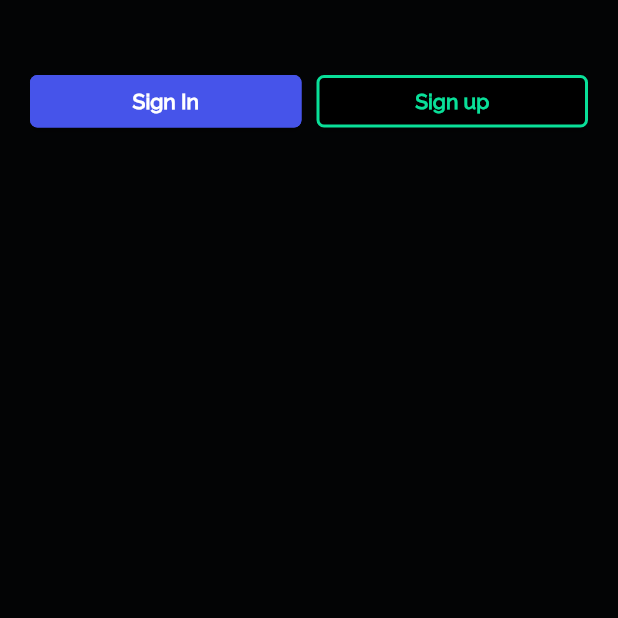
After one commit to cuongdang1998/zporter_preview, a Flutter app: the screen it shows after launch, on a phone screen of 412 x 824 dp, the top half of it. The commit adds this screen. Run offline on Flutter 3.47's test engine with Material 2 defaults, Android fonts, the phone set to English and light mode, and no system bars; our stand-ins replace bloc, dio, dropdown_search, equatable, fl_chart, flutter_bloc and 7 more; generated files the repository leaves out were written again.

Commit message:
implement common button app

```diff
--- a/lib/main.dart
+++ b/lib/main.dart
@@ -74,7 +74,7 @@ class _MyAppState extends State<MyApp> {
         // ],
         navigatorKey: NavigationUtil.rootKey,
         debugShowCheckedModeBanner: false,
-        initialRoute: RouteDefine.SettingScreen.name,
+        initialRoute: RouteDefine.WalkThroughScreen.name,
         onGenerateRoute: AppRouting.generateRoute,
         theme: AppTheme.lightTheme,
         darkTheme: AppTheme.darkTheme,
--- a/lib/presentation/setting/ui/account/widget/widget_font_back_button.dart
+++ b/lib/presentation/setting/ui/account/widget/widget_font_back_button.dart
@@ -36,7 +36,7 @@ class _FontBackButtonState extends State<FontBackButton> {
       height: 33,
       width: 130,
       decoration: BoxDecoration(
-        color: AppColors.greyColor,
+        color: AppColors.blackColor,
         borderRadius: BorderRadius.circular(30),
       ),
       child: Row(
--- a/lib/presentation/setting/ui/widget/widget_common_slider.dart
+++ b/lib/presentation/setting/ui/widget/widget_common_slider.dart
@@ -22,7 +22,7 @@ class CommonSlider extends StatefulWidget {
     this.maxValue = 100,
     List<String>? levelList,
     required this.onChange,
-    this.measureUnit = '%',
+    this.measureUnit = '',
   })  : this.levelList = levelList ?? [],
         this.minValue = minValue ?? 0,
         this.currentSliderValue = currentSliderValue ?? minValue ?? 0,
--- /dev/null
+++ b/lib/presentation/walk_through/ui/screen_walk_through.dart
@@ -0,0 +1,45 @@
+import 'package:flutter/material.dart';
+import 'package:zporter_preview/config/colors.dart';
+
+import 'widget/widget_button_common.dart';
+
+class WalkThroughScreen extends StatelessWidget {
+  @override
+  Widget build(BuildContext context) {
+    return Scaffold(
+      backgroundColor: AppColors.blackColor,
+      body: Container(
+        margin: EdgeInsets.only(top: 50, left: 20, right: 20),
+        child: Column(
+          children: [
+            Row(
+              children: [
+                Expanded(
+                  child: AppCommonButton(
+                    heightButton: 35,
+                    textButton: 'Sign In',
+                    onPress: () {},
+                  ),
+                ),
+                SizedBox(
+                  width: 10,
+                ),
+                Expanded(
+                  child: AppCommonButton(
+                    widthButton: double.infinity,
+                    heightButton: 35,
+                    borderColor: AppColors.greenColor,
+                    backgroundColor: AppColors.black,
+                    textColor: AppColors.greenColor,
+                    textButton: 'Sign up',
+                    onPress: () {},
+                  ),
+                ),
+              ],
+            ),
+          ],
+        ),
+      ),
+    );
+  }
+}
--- /dev/null
+++ b/lib/presentation/walk_through/ui/widget/widget_button_common.dart
@@ -0,0 +1,102 @@
+import 'package:flutter/cupertino.dart';
+import 'package:flutter/material.dart';
+import 'package:zporter_preview/config/colors.dart';
+
+/// Using RawMaterialButton
+class AppCommonButton extends StatelessWidget {
+  final Color? borderColor;
+  final Color? backgroundColor;
+  final TextStyle? textButtonStyle;
+  final Color? splashColor;
+  final String textButton;
+  final double? heightButton;
+  final double? widthButton;
+  final Color? textColor;
+  final VoidCallback onPress;
+
+  AppCommonButton({
+    Key? key,
+    Color? borderColor,
+    Color? backgroundColor,
+    TextStyle? textButtonStyle,
+    Color? splashColor,
+    this.widthButton,
+    required this.textButton,
+    required this.onPress,
+    this.heightButton,
+    this.textColor,
+  })  : borderColor = borderColor ?? AppColors.blueColor,
+        backgroundColor = backgroundColor ?? AppColors.blueColor,
+        textButtonStyle = textButtonStyle ??
+            TextStyle(
+              color: textColor ?? AppColors.whiteColor,
+              fontSize: 14,
+              fontWeight: FontWeight.bold,
+            ),
+        splashColor = splashColor ?? AppColors.whiteColor,
+        super(key: key);
+
+  @override
+  Widget build(BuildContext context) {
+    return SizedBox(
+      height: heightButton,
+      width: widthButton,
+      child: RawMaterialButton(
+        fillColor: backgroundColor,
+        shape: OutlineInputBorder(
+          borderRadius: BorderRadius.circular(
+            5,
+          ),
+          borderSide: BorderSide(
+            color: borderColor!,
+            width: 2,
+          ),
+        ),
+        splashColor: splashColor!,
+        child: Center(
+          child: Text(textButton, style: textButtonStyle!),
+        ),
+        onPressed: onPress,
+      ),
+    );
+  }
+}
+
+/// Button button using inkwell
+// BorderRadius _buttonBorderRadius = BorderRadius.circular(5);
+//
+// class AppCommonButton extends StatelessWidget {
+//   @override
+//   Widget build(BuildContext context) {
+//     return Container(
+//       height: 50,
+//       decoration: BoxDecoration(
+//         borderRadius: _buttonBorderRadius,
+//         border: Border.all(
+//           color: Colors.transparent,
+//           width: 2,
+//         ),
+//         color: AppColors.blueColor,
+//       ),
+//       child: Material(
+//         color: AppColors.blueColor,
+//         borderRadius: _buttonBorderRadius,
+//         child: InkWell(
+//           onTap: () {},
+//           splashColor: Colors.transparent,
+//
+//           borderRadius: _buttonBorderRadius,
+//           child: Center(
+//             child: Text(
+//               "Sign up",
+//               style: TextStyle(
+//                 color: AppColors.whiteColor,
+//                 fontSize: 15,
+//               ),
+//             ),
+//           ),
+//         ),
+//       ),
+//     );
+//   }
+// }
--- /dev/null
+++ b/lib/presentation/walk_through/walk_through_route.dart
@@ -0,0 +1,8 @@
+import 'package:flutter/material.dart';
+import 'package:zporter_preview/presentation/walk_through/ui/screen_walk_through.dart';
+
+class WalkThroughRoute {
+  static Widget get route {
+    return WalkThroughScreen();
+  }
+}
--- a/lib/utils/route/app_routing.dart
+++ b/lib/utils/route/app_routing.dart
@@ -3,13 +3,15 @@ import 'package:zporter_preview/presentation/home/home_route.dart';
 import 'package:zporter_preview/presentation/login/login_route.dart';
 import 'package:zporter_preview/presentation/screen_line_chart/dashboard_route.dart';
 import 'package:zporter_preview/presentation/setting/setting_route.dart';
+import 'package:zporter_preview/presentation/walk_through/walk_through_route.dart';
 
 enum RouteDefine {
   HomeScreen,
   LoginScreen,
   ListUserScreen,
   SettingScreen,
-  DashBoardScreen
+  DashBoardScreen,
+  WalkThroughScreen
 }
 
 class AppRouting {
@@ -19,6 +21,7 @@ class AppRouting {
       RouteDefine.HomeScreen.name: (_) => HomeRoute.route,
       RouteDefine.SettingScreen.name: (_) => SettingRoute.route,
       RouteDefine.DashBoardScreen.name: (_) => DashBoardRoute.route,
+      RouteDefine.WalkThroughScreen.name: (_) => WalkThroughRoute.route,
     };
 
     final routeBuilder = routes[settings.name];
```
